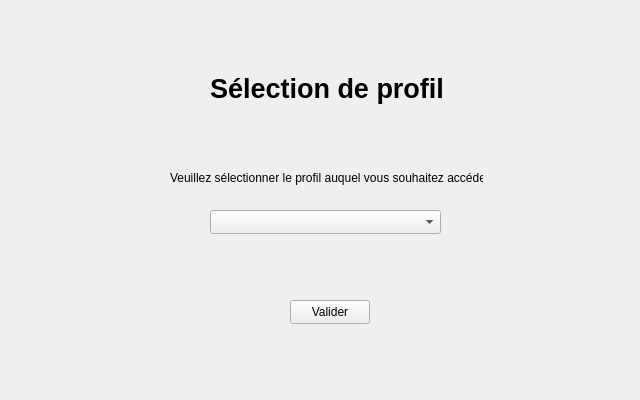
This is VisualiseurBDD/SelectProfile.ui in doriangilbert/VisualiseurBDDQt as Qt 5 draws it before an edit. The edited form follows.
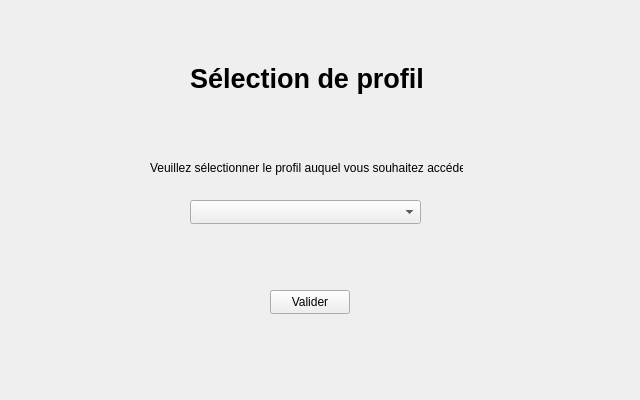
This is the edited form.

Commit message: Ajout des fichiers sources associés aux interfaces et passage des interfaces à la classe MainWindow

The edit to the form file:
```diff
--- a/VisualiseurBDD/SelectProfile.ui
+++ b/VisualiseurBDD/SelectProfile.ui
@@ -1,7 +1,7 @@
 <?xml version="1.0" encoding="UTF-8"?>
 <ui version="4.0">
- <class>Form</class>
- <widget class="QWidget" name="Form">
+ <class>SelectProfile</class>
+ <widget class="QMainWindow" name="SelectProfile">
   <property name="geometry">
    <rect>
     <x>0</x>
@@ -13,24 +13,12 @@
   <property name="windowTitle">
    <string>Form</string>
   </property>
-  <widget class="QComboBox" name="comboBox">
-   <property name="geometry">
-    <rect>
-     <x>210</x>
-     <y>210</y>
-     <width>231</width>
-     <height>24</height>
-    </rect>
-   </property>
-   <property name="placeholderText">
-    <string>Sélectionner un profil</string>
-   </property>
-  </widget>
+  <widget class="QWidget" name="centralwidget">
   <widget class="QLabel" name="label">
    <property name="geometry">
     <rect>
-     <x>210</x>
-     <y>70</y>
+      <x>190</x>
+      <y>60</y>
      <width>235</width>
      <height>36</height>
     </rect>
@@ -45,11 +33,24 @@
     <string>Sélection de profil</string>
    </property>
   </widget>
+   <widget class="QComboBox" name="comboBox">
+    <property name="geometry">
+     <rect>
+      <x>190</x>
+      <y>200</y>
+      <width>231</width>
+      <height>24</height>
+     </rect>
+    </property>
+    <property name="placeholderText">
+     <string>Sélectionner un profil</string>
+    </property>
+   </widget>
   <widget class="QLabel" name="label_2">
    <property name="geometry">
     <rect>
-     <x>170</x>
-     <y>170</y>
+      <x>150</x>
+      <y>160</y>
      <width>313</width>
      <height>16</height>
     </rect>
@@ -61,8 +62,8 @@
   <widget class="QPushButton" name="pushButton">
    <property name="geometry">
     <rect>
-     <x>290</x>
-     <y>300</y>
+      <x>270</x>
+      <y>290</y>
      <width>80</width>
      <height>24</height>
     </rect>
@@ -70,6 +71,7 @@
    <property name="text">
     <string>Valider</string>
    </property>
+   </widget>
   </widget>
  </widget>
  <resources/>
```
Left out of the diff: 2 changed lines with no effect on the pictures. Lines whose indentation alone changed are shown as unchanged. The commit also changes 11 other files.
